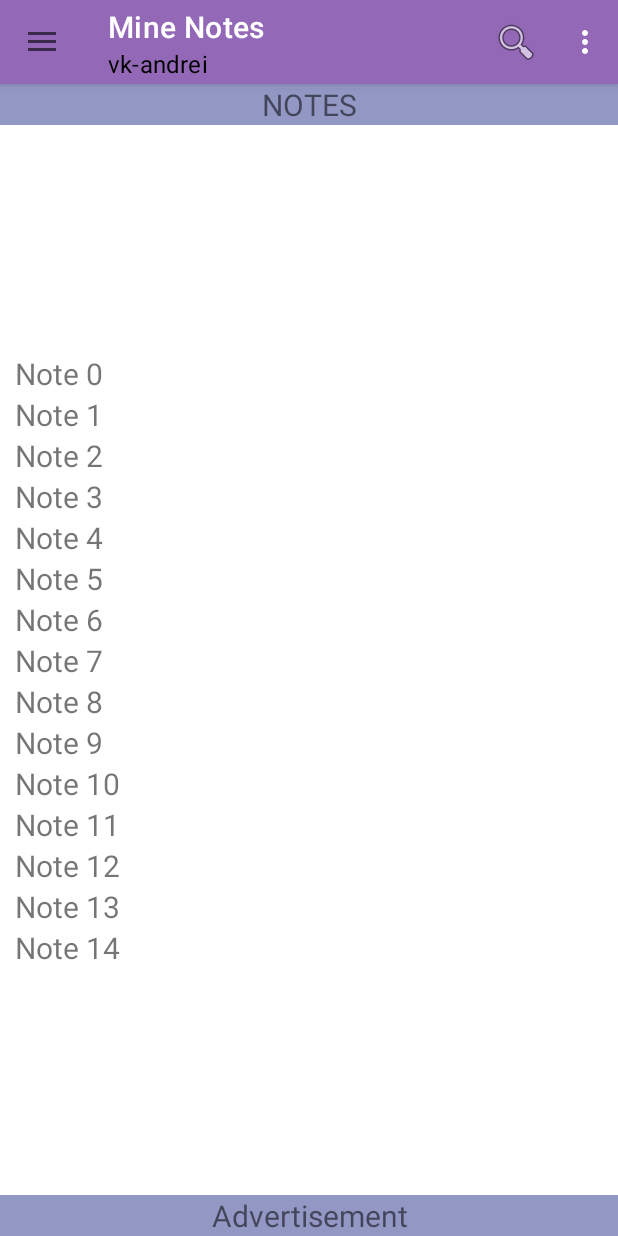
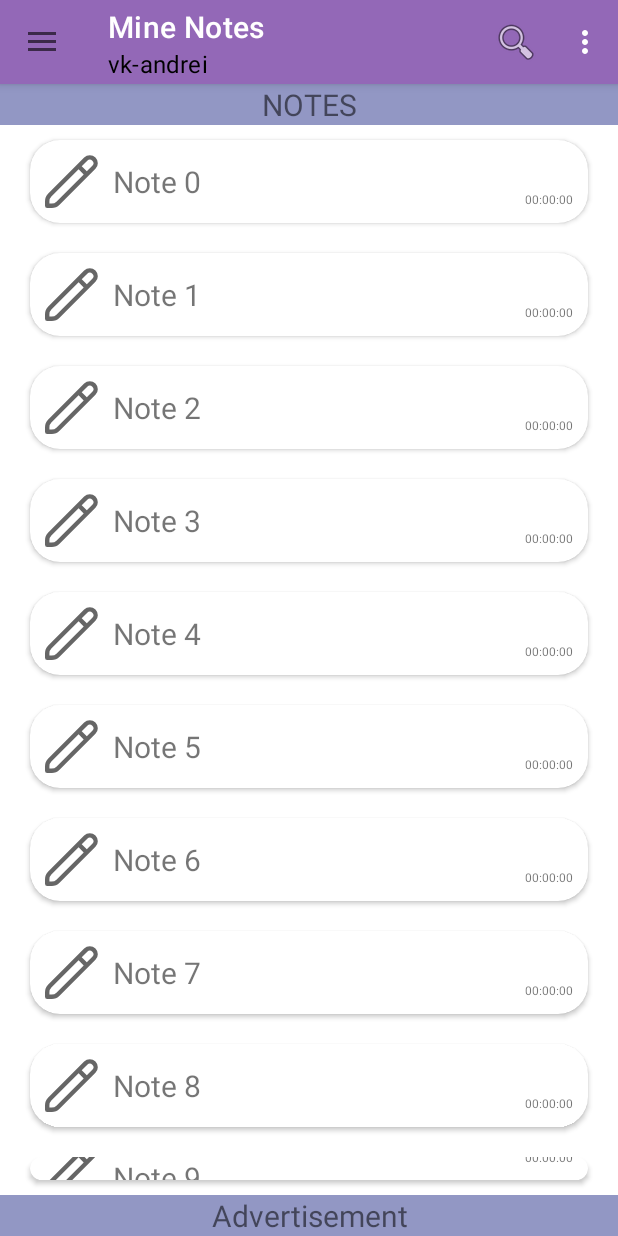
Before and after one commit to vk-andrei/TodoApp, an Android app: the screen it shows after launch (MainActivity), on a phone screen of 412 x 824 dp. Run offline under Robolectric (Android 15) with nearby library versions, the light colour scheme and no system bars.

Commit message:
HW_10. Make notes to CardView

```diff
--- a/app/src/main/java/com/example/todoapp/ListOfTitlesFragment.java
+++ b/app/src/main/java/com/example/todoapp/ListOfTitlesFragment.java
@@ -92,13 +92,23 @@
         // В этом цикле создаём элемент TextView,
         // заполняем его значениями и добавляем на экран.
         // Note.getNotes() - array of our NOTES
+
+        // При помощи этого объекта будем доставать элементы, спрятанные в item.xml
+        LayoutInflater inflater = getLayoutInflater();
+
         for (int i = 0; i < Note.getNotes().size(); i++) {
-            TextView tVnoteTitle = new TextView(getContext());
-            //tVnoteTitle.setText(Note.getNotes()[i].getTitle());
+            /*TextView tVnoteTitle = new TextView(getContext());
             tVnoteTitle.setText(Note.getNotes().get(i).getTitle());
             tVnoteTitle.setTextSize(20);
-            //tVnoteTitle.setSingleLine(true);
-            linearLayout.addView(tVnoteTitle);
+            linearLayout.addView(tVnoteTitle);*/
+
+            // Get element from one_line_note.xml
+            View item = inflater.inflate(R.layout.one_line_note, linearLayout, false);
+            // Find here needed elements
+            TextView tVnoteTitle = item.findViewById(R.id.tv_one_line_note_title);
+            tVnoteTitle.setText(Note.getNotes().get(i).getTitle());
+            tVnoteTitle.setTextSize(20);
+            linearLayout.addView(item);
 
             final int index = i;
 
--- /dev/null
+++ b/app/src/main/res/layout/one_line_note.xml
@@ -0,0 +1,51 @@
+<?xml version="1.0" encoding="utf-8"?>
+<androidx.cardview.widget.CardView xmlns:android="http://schemas.android.com/apk/res/android"
+    xmlns:app="http://schemas.android.com/apk/res-auto"
+    android:id="@+id/one_line_note_cardView"
+    android:layout_width="match_parent"
+    android:layout_height="wrap_content"
+    android:layout_margin="@dimen/default_margin"
+    android:elevation="10dp"
+    app:cardCornerRadius="20dp">
+
+    <androidx.constraintlayout.widget.ConstraintLayout
+        android:layout_width="match_parent"
+        android:layout_height="match_parent">
+
+        <androidx.appcompat.widget.AppCompatImageView
+            android:id="@+id/img_icon"
+            android:layout_width="35dp"
+            android:layout_height="35dp"
+            android:layout_margin="@dimen/default_margin"
+            android:background="?attr/selectableItemBackgroundBorderless"
+            android:clickable="true"
+            android:scaleType="fitXY"
+            android:src="@drawable/icon_pencil"
+            app:layout_constraintBottom_toBottomOf="parent"
+            app:layout_constraintStart_toStartOf="parent"
+            app:layout_constraintTop_toTopOf="parent" />
+
+        <TextView
+            android:id="@+id/tv_one_line_note_title"
+            android:layout_width="wrap_content"
+            android:layout_height="wrap_content"
+            android:layout_margin="@dimen/default_margin"
+            android:text="@string/default_title"
+            android:textSize="@dimen/default_text_size"
+            app:layout_constraintBottom_toBottomOf="parent"
+            app:layout_constraintStart_toEndOf="@+id/img_icon"
+            app:layout_constraintTop_toTopOf="parent" />
+
+        <TextView
+            android:id="@+id/tv_one_line_note_data"
+            android:layout_width="wrap_content"
+            android:layout_height="wrap_content"
+            android:layout_margin="@dimen/default_margin"
+            android:text="00:00:00"
+            android:textSize="@dimen/default_text_size_small"
+            app:layout_constraintBottom_toBottomOf="parent"
+            app:layout_constraintEnd_toEndOf="parent" />
+
+    </androidx.constraintlayout.widget.ConstraintLayout>
+
+</androidx.cardview.widget.CardView>
--- a/app/src/main/res/values/dimens.xml
+++ b/app/src/main/res/values/dimens.xml
@@ -6,4 +6,6 @@
     <dimen name="text_title_of_note">30sp</dimen>
     <dimen name="text_description">20sp</dimen>
     <dimen name="text_data">12sp</dimen>
+    <dimen name="default_text_size_small">8sp</dimen>
+
 </resources>
```
